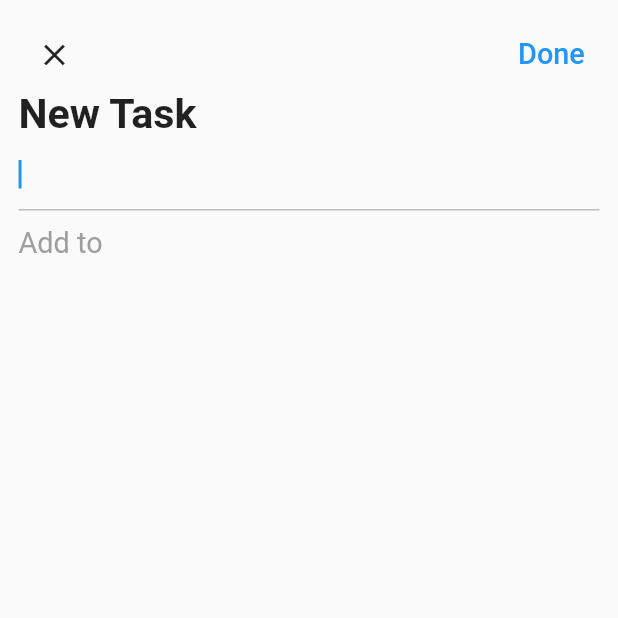
After one commit to SaminYeaser/to_do, a Flutter app: the AddDialog screen opened directly, on a phone screen of 412 x 824 dp, the top half of it. The commit adds this screen. Run offline on Flutter 3.47's test engine with Material 2 defaults, Android fonts, the phone set to English and light mode, and no system bars; our stand-ins replace dotted_border, equatable, flutter_easyloading, get, get_storage, hexcolor and 2 more; accounts and stored records are empty.

Commit message:
add dialog and controller function added

```diff
--- a/lib/app/data/models/task.dart
+++ b/lib/app/data/models/task.dart
@@ -25,6 +25,7 @@ class Task extends Equatable{
       icon: json['icon'],
       color: json['color'],
       todos: json['todos']);
+
   Map<String, dynamic> toJson()=>{
     'title':title,
     'icon':icon,
--- a/lib/app/data/providers/tasks/provider.dart
+++ b/lib/app/data/providers/tasks/provider.dart
@@ -14,6 +14,6 @@ class TaskProvider{
     return tasks;
   }
   void writeTasks(List<Task> tasks){
-    _storageServices.write(taskKey, jsonEncode(tasks));
+    _storageServices.write(taskKey, tasks);
   }
 }
--- a/lib/app/data/service.dart
+++ b/lib/app/data/service.dart
@@ -6,8 +6,8 @@ class StorageServices extends GetxService{
   late GetStorage _box;
   Future<StorageServices> init() async{
     _box = GetStorage();
-    await _box.write(taskKey,[]);
-    // await _box.writeIfNull(taskKey,[]);
+    // await _box.write(taskKey,[]);
+    await _box.writeIfNull(taskKey,[]);
     return this;
   }
   T read<T>(String key){
--- a/lib/app/modules/home/controller.dart
+++ b/lib/app/modules/home/controller.dart
@@ -10,7 +10,9 @@ class HomeController extends GetxController{
   final tasks = <Task>[].obs;
   final formKey = GlobalKey<FormState>();
   final chipIndex = 0.obs;
+  final deleteing = false.obs;
   final editController = TextEditingController();
+  final task = Rx<Task?>(null);
   @override
   void onInit() {
     tasks.assignAll(taskRepository.readTask()!);
@@ -20,17 +22,45 @@ class HomeController extends GetxController{
 
   @override
   void onClose() {
-    // TODO: implement onClose
+    editController.dispose();
     super.onClose();
   }
   void changeChipIndex(int value){
     chipIndex.value = value;
+  }
+
+  bool updateTask(Task task, String title){
+    var todos = task.todos ?? [];
+    if(containeTodo(todos, title)){
+      return false;
+    }
+    var todo = {'title': title, 'done': false};
+    todos.add(todo);
+    var newTask = task.copyWith(todos: todos);
+    int oldIndex = tasks.indexOf(task);
+    tasks[oldIndex] = newTask;
+    tasks.refresh();
+    return true;
+  }
+  bool containeTodo(List todos, String title){
+    return todos.any((element) => element['title'] == title);
+  }
+
+  void changeTask(Task? select){
+    task.value = select;
+  }
+
+  void changeDeleting(bool value){
+    deleteing.value = value;
   }
   bool addTask(Task task){
     if(tasks.contains(task)){
       return false;
     }
     tasks.add(task);
-    return false;
+    return true;
+  }
+  void deleteTask(Task task){
+    tasks.remove(task);
   }
 }
--- a/lib/app/modules/home/view.dart
+++ b/lib/app/modules/home/view.dart
@@ -1,9 +1,11 @@
 import 'package:flutter/material.dart';
+import 'package:flutter_easyloading/flutter_easyloading.dart';
 import 'package:get/get.dart';
 import 'package:get_storage/get_storage.dart';
 import 'package:todo/app/data/models/task.dart';
 import 'package:todo/app/modules/home/controller.dart';
 import 'package:todo/app/modules/home/widget/add_card.dart';
+import 'package:todo/app/modules/home/widget/add_dialog.dart';
 import 'package:todo/app/modules/home/widget/task_cart.dart';
 import 'package:todo/onboarding.dart';
 import 'package:todo/app/core/utils/extension.dart';
@@ -13,7 +15,6 @@ class Home extends GetView<HomeController> {
   @override
   Widget build(BuildContext context) {
     return Scaffold(
-
       resizeToAvoidBottomInset: true,
       body: SafeArea(
         child: ListView(
@@ -44,12 +45,44 @@ class Home extends GetView<HomeController> {
               physics: const ClampingScrollPhysics(),
               children: [
                 ...controller.tasks.map((element) =>
-                    TaskCard(task: element)).toList(),
+                    LongPressDraggable(
+                      data: element,
+                      onDragStarted: ()=>controller.changeDeleting(true),
+                      onDraggableCanceled: (_,__)=>controller.changeDeleting(false),
+                      onDragEnd: (_)=>controller.changeDeleting(false),
+                      feedback: Opacity(
+                        opacity: .8,
+                        child: TaskCard(task: element),
+                      ),
+                        child: TaskCard(task: element))).toList(),
                 AddCard()
               ],
             ))
           ],
         ),),
+      floatingActionButton: DragTarget<Task>(
+
+        builder: (_,__,___){
+          return Obx(()=>
+              FloatingActionButton(
+                backgroundColor: controller.deleteing.value ? Colors.red : Colors.blue,
+                onPressed: (){
+                  if(controller.tasks.isNotEmpty){
+                    Get.to(AddDialog(),transition: Transition.downToUp);
+                  }else{
+                    EasyLoading.showInfo('Please create a Task Type');
+                  }
+                },
+                child: Icon( controller.deleteing.value ? Icons.delete : Icons.add),
+              ),
+          );
+        },
+        onAccept: (Task task){
+          print(task);
+          controller.deleteTask(task);
+          EasyLoading.showSuccess('Delete Successfull');
+        },
+      ),
     );
   }
 }
--- a/lib/app/modules/home/widget/add_card.dart
+++ b/lib/app/modules/home/widget/add_card.dart
@@ -81,12 +81,13 @@ class AddCard extends StatelessWidget {
                                   icons[homeController.chipIndex.value].icon!;
                               Color color =
                                   icons[homeController.chipIndex.value].color!;
-                              var task = Task(
+                              var _task = Task(
                                   title: homeController.editController.text,
                                   icon: icon,
                                   color: color);
                               Get.back();
-                              homeController.addTask(task)
+                              print('add task $_task');
+                              homeController.addTask(_task)
                                   ? EasyLoading.showSuccess('Task Created')
                                   : EasyLoading.showError('Duplicate Task');
                             }
--- /dev/null
+++ b/lib/app/modules/home/widget/add_dialog.dart
@@ -0,0 +1,115 @@
+import 'package:flutter/material.dart';
+import 'package:flutter_easyloading/flutter_easyloading.dart';
+import 'package:get/get.dart';
+import 'package:todo/app/core/utils/extension.dart';
+import 'package:todo/app/modules/home/controller.dart';
+
+class AddDialog extends StatelessWidget {
+  final homeControllelr = Get.find<HomeController>();
+
+  AddDialog({Key? key}) : super(key: key);
+
+  @override
+  Widget build(BuildContext context) {
+    return Scaffold(
+      body: Padding(
+        padding:  EdgeInsets.all(3.0.wp),
+        child: ListView(
+          children: [
+            Row(
+              mainAxisAlignment: MainAxisAlignment.spaceBetween,
+              children: [
+                IconButton(
+                    onPressed: () {
+                      Get.back();
+                      homeControllelr.editController.clear();
+                      homeControllelr.changeTask(null);
+                    },
+                    icon: Icon(Icons.close)),
+                TextButton(
+                  onPressed: () {
+                    // if(homeControllelr.formKey.currentState!.validate()){
+                      if(homeControllelr.task.value == null){
+                        EasyLoading.showError('Please select task');
+                      }else{
+                        var success = homeControllelr.updateTask(
+                            homeControllelr.task.value!,
+                            homeControllelr.editController.text
+                        );
+                        if(success){
+                          EasyLoading.showSuccess('Task Updated');
+                          Get.back();
+                          homeControllelr.changeTask(null);
+                        }else{
+                          EasyLoading.showError('Todo Item is already exist');
+                        }
+                        homeControllelr.editController.clear();
+                      }
+                    },
+                  // },
+                  child: Text(
+                    'Done',
+                    style: TextStyle(fontSize: 14.0.sp),
+                  ),
+                )
+              ],
+            ),
+            Text('New Task',style: TextStyle(
+              fontSize: 20.0.sp,
+              fontWeight: FontWeight.bold
+            ),),
+            TextFormField(
+              controller: homeControllelr.editController,
+              decoration: InputDecoration(
+                focusedBorder: UnderlineInputBorder(
+                  borderSide: BorderSide(
+                    color: Colors.grey[400]!
+                  ),
+                ),
+              ),
+              autofocus: true,
+              validator: (value){
+                if(value == null || value.trim().isEmpty){
+                  return 'Please enter your todo items';
+                }
+                return null;
+              },
+            ),
+            SizedBox(height: 10,),
+            Text('Add to',style: TextStyle(
+              fontSize: 14.0.sp,
+              color: Colors.grey
+            ),),
+            SizedBox(height: 10,),
+            ...homeControllelr.tasks.map((element) => Obx(()=>InkWell(
+              onTap: (){
+                homeControllelr.changeTask(element);
+              },
+              child: Padding(
+                padding: const EdgeInsets.symmetric(vertical: 5.0),
+                child: Row(
+                  mainAxisAlignment: MainAxisAlignment.spaceBetween,
+                  children: [
+                    Row(
+                      children: [
+                        Icon(element.icon,color: element.color,),
+                        SizedBox(width: 5,),
+                        Text('${element.title}',style: TextStyle(
+                            fontSize: 12.0.sp,
+                            fontWeight: FontWeight.bold
+                        ),),
+                      ],
+                    ),
+                    homeControllelr.task.value == element ?
+                    const Icon(Icons.check, color: Colors.blue,) : Container()
+                  ],
+                ),
+              ),
+            ))
+            ).toList()
+          ],
+        ),
+      ),
+    );
+  }
+}
```
